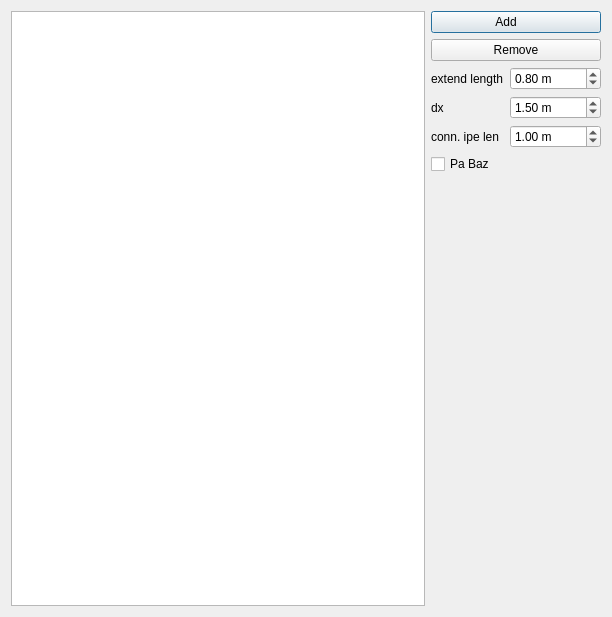
Before: the Qt Designer form Resources/ui/column.ui in ebrahimraeyat/SteelColumn, drawn with Qt 5.
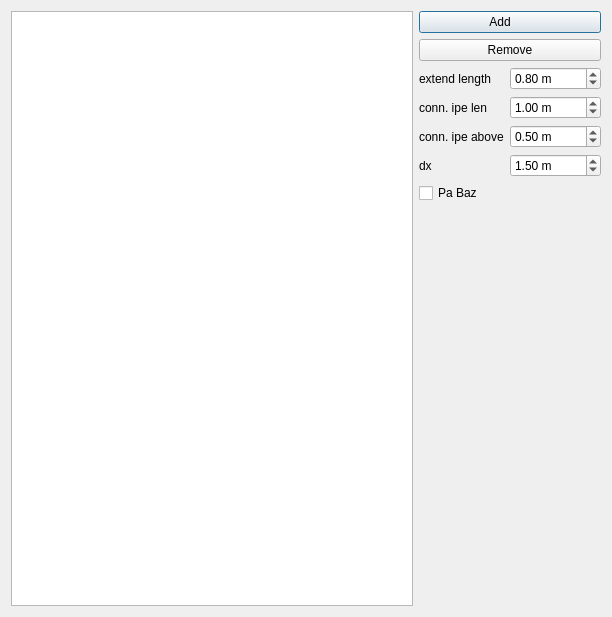
After: the same form once the commit is applied. Icons and pictures are not drawn.

Commit message: add option for connection ipe that is above level

```diff
--- a/Resources/ui/column.ui
+++ b/Resources/ui/column.ui
@@ -43,41 +43,6 @@
      </item>
      <item>
       <layout class="QGridLayout" name="gridLayout">
-       <item row="3" column="1">
-        <widget class="QDoubleSpinBox" name="connection_ipe_length">
-         <property name="suffix">
-          <string> m</string>
-         </property>
-         <property name="minimum">
-          <double>0.500000000000000</double>
-         </property>
-         <property name="maximum">
-          <double>3.000000000000000</double>
-         </property>
-         <property name="singleStep">
-          <double>0.100000000000000</double>
-         </property>
-         <property name="value">
-          <double>1.000000000000000</double>
-         </property>
-        </widget>
-       </item>
-       <item row="1" column="1">
-        <widget class="QDoubleSpinBox" name="deltax">
-         <property name="suffix">
-          <string> m</string>
-         </property>
-         <property name="maximum">
-          <double>10000.000000000000000</double>
-         </property>
-         <property name="singleStep">
-          <double>0.500000000000000</double>
-         </property>
-         <property name="value">
-          <double>1.500000000000000</double>
-         </property>
-        </widget>
-       </item>
        <item row="0" column="0">
         <widget class="QLabel" name="label">
          <property name="text">
@@ -85,16 +50,6 @@
          </property>
         </widget>
        </item>
-       <item row="1" column="0">
-        <widget class="QLabel" name="label_2">
-         <property name="text">
-          <string>dx</string>
-         </property>
-         <property name="alignment">
-          <set>Qt::AlignLeading|Qt::AlignLeft|Qt::AlignVCenter</set>
-         </property>
-        </widget>
-       </item>
        <item row="0" column="1">
         <widget class="QDoubleSpinBox" name="extend_length">
          <property name="suffix">
@@ -117,6 +72,26 @@
        <item row="3" column="0">
         <widget class="QLabel" name="label_3">
          <property name="text">
+          <string>dx</string>
+         </property>
+         <property name="alignment">
+          <set>Qt::AlignLeading|Qt::AlignLeft|Qt::AlignVCenter</set>
+         </property>
+        </widget>
+       </item>
+       <item row="2" column="0">
+        <widget class="QLabel" name="label_2">
+         <property name="text">
+          <string>conn. ipe above</string>
+         </property>
+         <property name="alignment">
+          <set>Qt::AlignLeading|Qt::AlignLeft|Qt::AlignVCenter</set>
+         </property>
+        </widget>
+       </item>
+       <item row="1" column="0">
+        <widget class="QLabel" name="label_4">
+         <property name="text">
           <string>conn. ipe len</string>
          </property>
          <property name="alignment">
@@ -124,6 +99,60 @@
          </property>
         </widget>
        </item>
+       <item row="1" column="1">
+        <widget class="QDoubleSpinBox" name="connection_ipe_length">
+         <property name="suffix">
+          <string> m</string>
+         </property>
+         <property name="minimum">
+          <double>0.500000000000000</double>
+         </property>
+         <property name="maximum">
+          <double>3.000000000000000</double>
+         </property>
+         <property name="singleStep">
+          <double>0.100000000000000</double>
+         </property>
+         <property name="value">
+          <double>1.000000000000000</double>
+         </property>
+        </widget>
+       </item>
+       <item row="3" column="1">
+        <widget class="QDoubleSpinBox" name="deltax">
+         <property name="suffix">
+          <string> m</string>
+         </property>
+         <property name="maximum">
+          <double>10000.000000000000000</double>
+         </property>
+         <property name="singleStep">
+          <double>0.500000000000000</double>
+         </property>
+         <property name="value">
+          <double>1.500000000000000</double>
+         </property>
+        </widget>
+       </item>
+       <item row="2" column="1">
+        <widget class="QDoubleSpinBox" name="connection_ipe_above">
+         <property name="suffix">
+          <string> m</string>
+         </property>
+         <property name="minimum">
+          <double>0.200000000000000</double>
+         </property>
+         <property name="maximum">
+          <double>3.000000000000000</double>
+         </property>
+         <property name="singleStep">
+          <double>0.100000000000000</double>
+         </property>
+         <property name="value">
+          <double>0.500000000000000</double>
+         </property>
+        </widget>
+       </item>
       </layout>
      </item>
      <item>
```
The commit also changes 1 other file.
